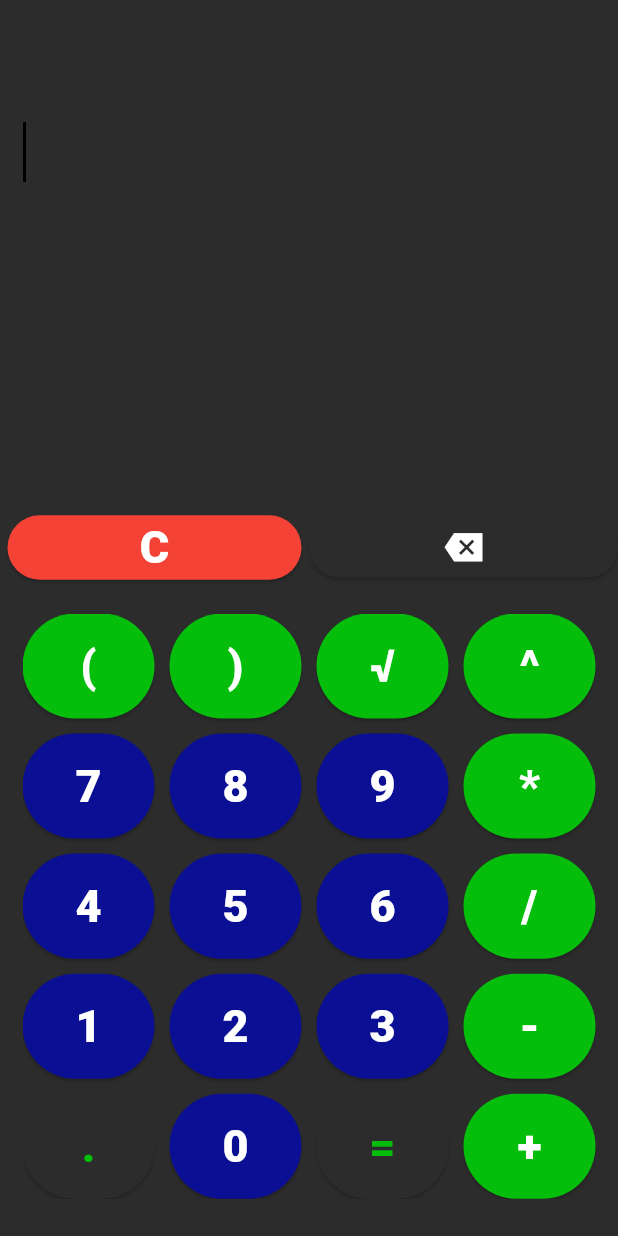
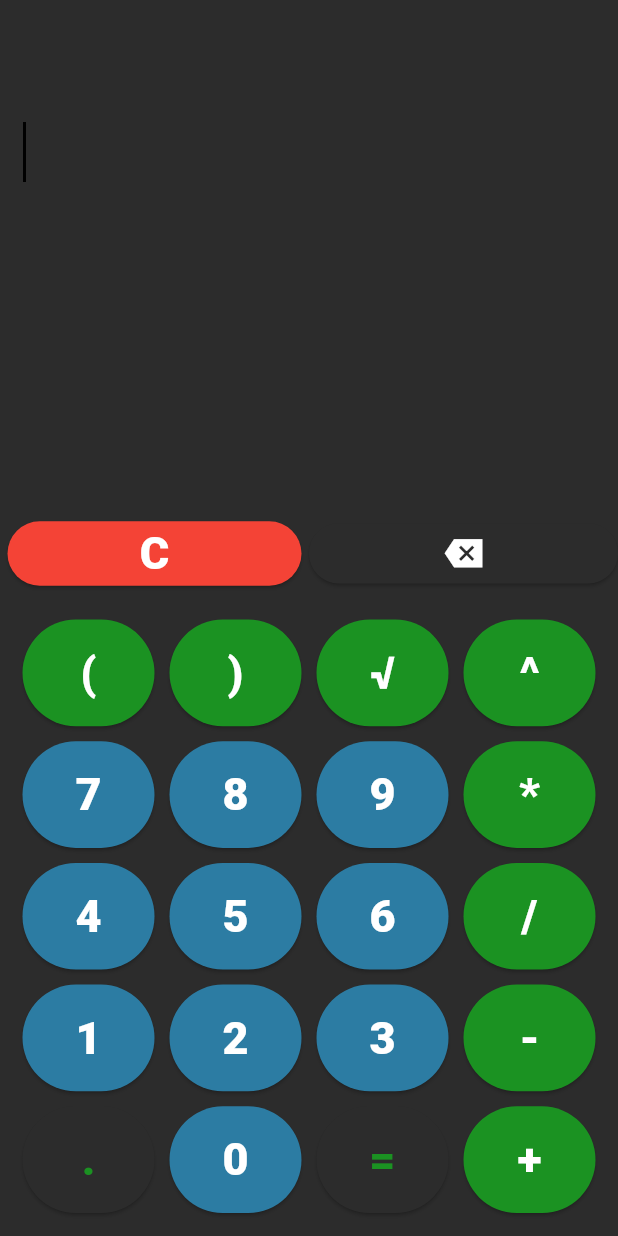
Before and after one commit to MarwanGhareeb/Calculator, a Flutter app: the screen it shows after launch, on a phone screen of 412 x 824 dp. Run offline on Flutter 3.47's test engine with Material 3 defaults, Android fonts, the phone set to English and light mode, and no system bars.

Commit message:
modified code to be clean and readable

```diff
--- a/lib/button.dart
+++ b/lib/button.dart
@@ -1,4 +1,4 @@
-import 'package:calculator/common_code.dart';
+import 'package:calculator/common_colors.dart';
 import 'package:calculator/equation_provider.dart';
 import 'package:flutter/material.dart';
 
@@ -15,12 +15,12 @@ class Button extends StatelessWidget {
       style: ButtonStyle(
         backgroundColor: WidgetStatePropertyAll(
           double.tryParse(char) != null
-              ? blue
+              ? BLUE
               : char == 'C'
               ? Colors.red
               : (icon != null || char == '=' || char == '.')
-              ? black
-              : green,
+              ? BLACK
+              : GREEN,
         ),
       ),
       onPressed:
@@ -28,28 +28,26 @@ class Button extends StatelessWidget {
           () => icon == null
               ? insertEquation(context, char)
               : deleteAtCursor(context),
-      onLongPress: () => icon != null ? controller(context).text = '' : null,
+      onLongPress: () =>
+          icon != null ? getEquationController(context).text = '' : null,
       child:
           icon ??
           Text(
             char,
             style: TextStyle(
               fontSize: 30,
-              color: (char == '=' || char == '.') ? green : white,
+              color: (char == '=' || char == '.') ? GREEN : WHITE,
               fontWeight: FontWeight.w900,
             ),
           ),
     );
   }
 
-  TextEditingController controller(BuildContext context) {
-    final provider = EquationProvider.of(context);
-
-    return provider?.equation ?? TextEditingController();
-  }
+  TextEditingController getEquationController(BuildContext context) =>
+      EquationProvider.of(context)?.equation ?? TextEditingController();
 
   void insertEquation(BuildContext context, String char) {
-    final TextEditingController equation = controller(context);
+    final TextEditingController equation = getEquationController(context);
 
     final selection = equation.selection;
     final int start = selection.start;
@@ -67,7 +65,7 @@ class Button extends StatelessWidget {
   }
 
   void deleteAtCursor(BuildContext context) {
-    final TextEditingController equation = controller(context);
+    final TextEditingController equation = getEquationController(context);
 
     final text = equation.text;
     final selection = equation.selection;
--- a/lib/common_code.dart
+++ /dev/null
@@ -1,6 +0,0 @@
-import 'package:flutter/material.dart';
-
-Color green = const Color.fromARGB(255, 5, 190, 11);
-Color blue = const Color.fromARGB(255, 10, 15, 147);
-Color black = const Color.fromARGB(255, 44, 44, 44);
-Color white = Colors.white;
--- /dev/null
+++ b/lib/common_colors.dart
@@ -0,0 +1,6 @@
+import 'package:flutter/material.dart';
+
+const Color BLACK = Color(0xFF2C2C2C);
+const Color BLUE = Color(0xFF2C7CA3);
+const Color GREEN = Color(0xFF1B9222);
+const Color WHITE = Colors.white;
--- a/lib/equation_provider.dart
+++ b/lib/equation_provider.dart
@@ -6,7 +6,7 @@ class EquationProvider extends InheritedWidget {
   const EquationProvider({
     super.key,
     required super.child,
-    required this.equation
+    required this.equation,
   });
 
   static EquationProvider? of(BuildContext context) {
--- a/lib/home.dart
+++ b/lib/home.dart
@@ -1,6 +1,6 @@
 import 'package:calculator/button.dart';
 import 'package:calculator/calculator.dart';
-import 'package:calculator/common_code.dart';
+import 'package:calculator/common_colors.dart';
 import 'package:calculator/equation_provider.dart';
 import 'package:flutter/material.dart';
 
@@ -45,13 +45,12 @@ class _HomeState extends State<Home> {
 
   @override
   void initState() {
-    super.initState();
-
     myFocusNode = FocusNode();
 
     WidgetsBinding.instance.addPostFrameCallback((_) {
       FocusScope.of(context).requestFocus(myFocusNode);
     });
+    super.initState();
   }
 
   @override
@@ -64,13 +63,24 @@ class _HomeState extends State<Home> {
   @override
   Widget build(BuildContext context) {
     return Scaffold(
-      backgroundColor: black,
-      appBar: AppBar(backgroundColor: black),
+      backgroundColor: BLACK,
+      appBar: AppBar(backgroundColor: BLACK),
       body: EquationProvider(
         equation: _equation,
         child: Column(
           children: [
-            Expanded(
+            inputEquation(),
+            showOutput(),
+            deleteButtons(),
+            gridButtons(),
+          ],
+        ),
+      ),
+    );
+  }
+
+  Expanded inputEquation() {
+    return Expanded(
       flex: 1,
       child: Padding(
         padding: const EdgeInsets.all(15),
@@ -83,29 +93,37 @@ class _HomeState extends State<Home> {
           cursorColor: Colors.black,
           focusNode: myFocusNode,
           style: TextStyle(
-                    color: white,
+            color: WHITE,
             fontSize: 30,
             fontWeight: FontWeight.bold,
           ),
           decoration: InputDecoration(border: InputBorder.none),
         ),
       ),
-            ),
-            Expanded(
+    );
+  }
+
+  Expanded showOutput() {
+    return Expanded(
       flex: 1,
       child: Container(
         alignment: Alignment.centerRight,
-                color: black,
+        color: BLACK,
         child: SingleChildScrollView(
           scrollDirection: Axis.horizontal,
+          child: AnimatedSwitcher(
+            duration: Duration(milliseconds: 600),
+            transitionBuilder: (Widget child, Animation<double> animation) =>
+                ScaleTransition(scale: animation, child: child),
             child: Text(
+              key: ValueKey(output),
               "${output == null
                   ? ''
                   : output == output!.toInt()
                   ? output!.toInt()
                   : output}  ",
               style: TextStyle(
-                      color: green,
+                color: GREEN,
                 fontSize: 27,
                 fontWeight: FontWeight.bold,
               ),
@@ -113,7 +131,11 @@ class _HomeState extends State<Home> {
           ),
         ),
       ),
-            Row(
+    );
+  }
+
+  Row deleteButtons() {
+    return Row(
       children: [
         Expanded(
           child: Padding(
@@ -131,12 +153,15 @@ class _HomeState extends State<Home> {
         Expanded(
           child: Button(
             char: '',
-                    icon: Icon(Icons.backspace_sharp, color: white, size: 25),
+            icon: Icon(Icons.backspace_sharp, color: WHITE, size: 25),
           ),
         ),
       ],
-            ),
-            Expanded(
+    );
+  }
+
+  Expanded gridButtons() {
+    return Expanded(
       flex: 3,
       child: LayoutBuilder(
         builder: (context, constraints) {
@@ -145,11 +170,11 @@ class _HomeState extends State<Home> {
 
           int rowCount = (buttons.length / crossAxisCount).ceil();
           double buttonHeight =
-                      (constraints.maxHeight - (rowCount - 1) * spacing) /
-                      rowCount;
+              (constraints.maxHeight - (rowCount - 1) * spacing) / rowCount;
           double buttonWidth =
               (constraints.maxWidth - (crossAxisCount - 1) * spacing) /
               crossAxisCount;
+
           return Padding(
             padding: const EdgeInsets.all(15),
             child: GridView.builder(
@@ -165,12 +190,16 @@ class _HomeState extends State<Home> {
                 return Button(
                   char: buttons[index],
                   onPress: buttons[index] == '='
-                              ? () => setState(
-                                  () => output = Calculator(
+                      ? () => setState(() {
+                          try {
+                            output = Calculator(
                               _equation.text,
                               context,
-                                  ).calculator(),
-                                )
+                            ).calculator();
+                          } catch (e) {
+                            snackBar(context, e.toString().substring(11));
+                          }
+                        })
                       : null,
                 );
               },
@@ -178,10 +207,22 @@ class _HomeState extends State<Home> {
           );
         },
       ),
+    );
+  }
+
+  snackBar(BuildContext context, String text) {
+    return ScaffoldMessenger.of(context).showSnackBar(
+      SnackBar(
+        content: Text(
+          text,
+          style: TextStyle(fontSize: 20, color: Colors.red),
+          textAlign: TextAlign.center,
         ),
-            SizedBox(height: 10),
-          ],
-        ),
+        duration: Duration(seconds: 3),
+        backgroundColor: Color.fromARGB(255, 35, 35, 35),
+        behavior: SnackBarBehavior.floating,
+        margin: EdgeInsets.all(40),
+        shape: RoundedRectangleBorder(borderRadius: BorderRadius.circular(20)),
       ),
     );
   }
--- a/lib/main.dart
+++ b/lib/main.dart
@@ -1,18 +1,13 @@
-import 'package:calculator/home.dart';
 import 'package:flutter/material.dart';
+import 'home.dart';
 
 void main() {
-  runApp(const MyApp());
+  runApp(MyApp());
 }
 
-class MyApp extends StatefulWidget {
+class MyApp extends StatelessWidget {
   const MyApp({super.key});
 
-  @override
-  State<MyApp> createState() => _MyAppState();
-}
-
-class _MyAppState extends State<MyApp> {
   @override
   Widget build(BuildContext context) {
     return MaterialApp(
```
Also changed, not shown: lib/calculator.dart (+25 -45 lines), pubspec.yaml (+5 -66 lines), pubspec.lock, 1 other file. Lines whose indentation alone changed are shown as unchanged.
